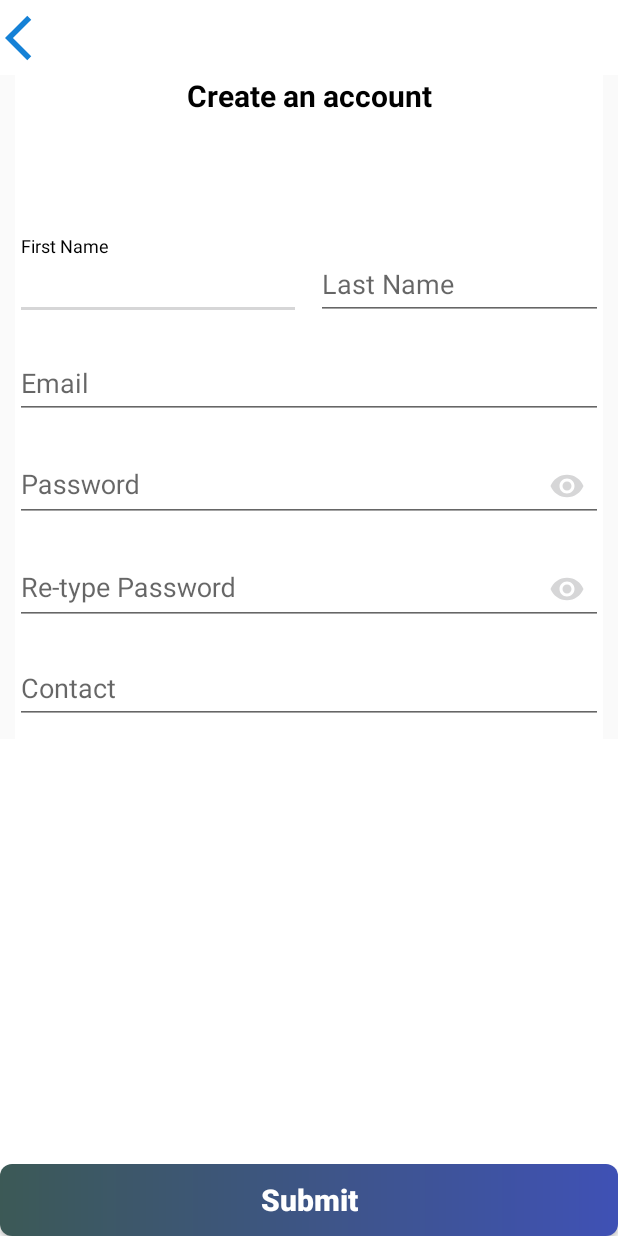
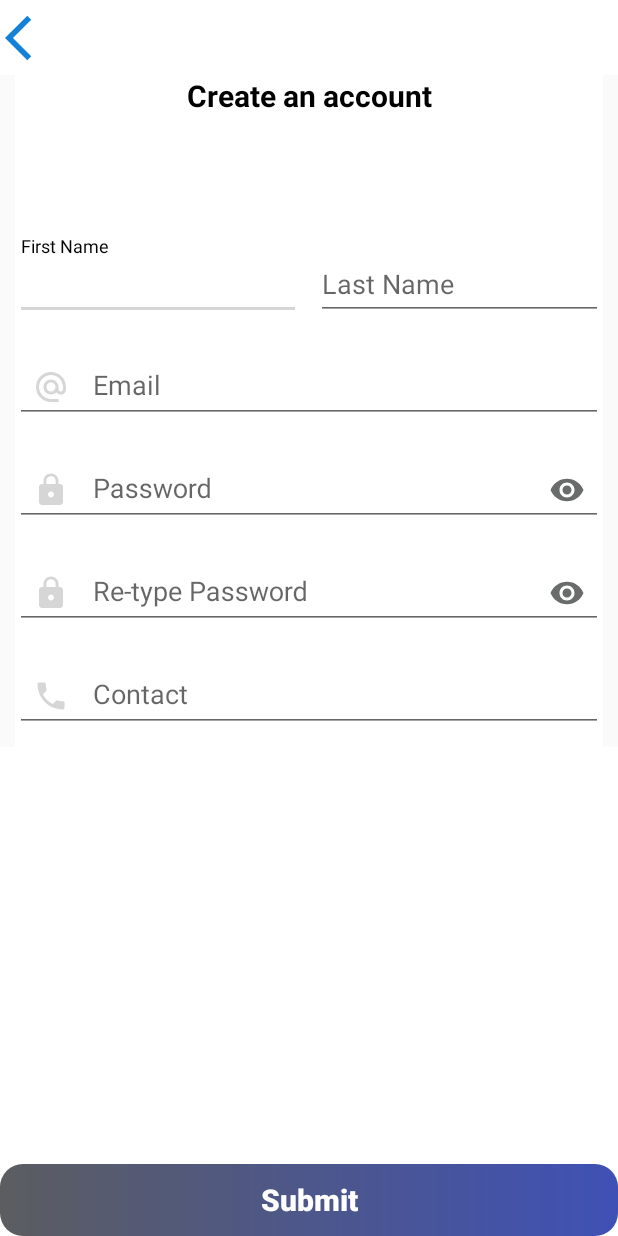
Before and after one commit to MizanurRemon/ChitChat, an Android app: the Registration screen opened directly, with no data from a screen before it, on a phone screen of 412 x 824 dp. Run offline under Robolectric (Android 15) with nearby library versions, the phone set to English and light mode, and no system bars; our stand-ins replace Firebase (no records; nobody signed in at launch, a user with empty details on screens opened directly); libraries missing offline, so code that uses them is left out: com.rengwuxian.materialedittext.

Commit message:
03 Nov 2020 update

```diff
--- a/app/build.gradle
+++ b/app/build.gradle
@@ -55,7 +55,7 @@ dependencies {
     implementation 'de.hdodenhof:circleimageview:3.1.0'
 
     //noinspection GradleCompatible
-    implementation 'com.android.support:design:28.0.0'
+    implementation 'com.android.support:design:28.0.0-alpha1'
 
 
 }
--- a/app/src/main/res/drawable/buttondesign.xml
+++ b/app/src/main/res/drawable/buttondesign.xml
@@ -1,9 +1,10 @@
 <?xml version="1.0" encoding="utf-8"?>
 <shape xmlns:android="http://schemas.android.com/apk/res/android"
     android:shape="rectangle">
-    <corners android:radius="8dp"/>
-    <gradient android:startColor="#3C5956"
+    <corners android:radius="15dp" />
+    <gradient
+        android:angle="0"
         android:endColor="#3F51B5"
-        android:angle="0"/>
+        android:startColor="#5B5D60" />
 
 </shape>
--- /dev/null
+++ b/app/src/main/res/drawable/lockicon.xml
@@ -0,0 +1,10 @@
+<vector xmlns:android="http://schemas.android.com/apk/res/android"
+    android:width="24dp"
+    android:height="24dp"
+    android:tint="#2E2E2E"
+    android:viewportWidth="24"
+    android:viewportHeight="24">
+    <path
+        android:fillColor="@android:color/white"
+        android:pathData="M18,8h-1L17,6c0,-2.76 -2.24,-5 -5,-5S7,3.24 7,6v2L6,8c-1.1,0 -2,0.9 -2,2v10c0,1.1 0.9,2 2,2h12c1.1,0 2,-0.9 2,-2L20,10c0,-1.1 -0.9,-2 -2,-2zM12,17c-1.1,0 -2,-0.9 -2,-2s0.9,-2 2,-2 2,0.9 2,2 -0.9,2 -2,2zM15.1,8L8.9,8L8.9,6c0,-1.71 1.39,-3.1 3.1,-3.1 1.71,0 3.1,1.39 3.1,3.1v2z" />
+</vector>
--- /dev/null
+++ b/app/src/main/res/drawable/mailicon.xml
@@ -0,0 +1,10 @@
+<vector xmlns:android="http://schemas.android.com/apk/res/android"
+    android:width="24dp"
+    android:height="24dp"
+    android:tint="#2E2E2E"
+    android:viewportWidth="24"
+    android:viewportHeight="24">
+    <path
+        android:fillColor="@android:color/white"
+        android:pathData="M12,2C6.48,2 2,6.48 2,12s4.48,10 10,10h5v-2h-5c-4.34,0 -8,-3.66 -8,-8s3.66,-8 8,-8 8,3.66 8,8v1.43c0,0.79 -0.71,1.57 -1.5,1.57s-1.5,-0.78 -1.5,-1.57L17,12c0,-2.76 -2.24,-5 -5,-5s-5,2.24 -5,5 2.24,5 5,5c1.38,0 2.64,-0.56 3.54,-1.47 0.65,0.89 1.77,1.47 2.96,1.47 1.97,0 3.5,-1.6 3.5,-3.57L22,12c0,-5.52 -4.48,-10 -10,-10zM12,15c-1.66,0 -3,-1.34 -3,-3s1.34,-3 3,-3 3,1.34 3,3 -1.34,3 -3,3z" />
+</vector>
--- /dev/null
+++ b/app/src/main/res/drawable/phoneicon.xml
@@ -0,0 +1,10 @@
+<vector xmlns:android="http://schemas.android.com/apk/res/android"
+    android:width="24dp"
+    android:height="24dp"
+    android:tint="#2E2E2E"
+    android:viewportWidth="24"
+    android:viewportHeight="24">
+    <path
+        android:fillColor="@android:color/white"
+        android:pathData="M6.62,10.79c1.44,2.83 3.76,5.14 6.59,6.59l2.2,-2.2c0.27,-0.27 0.67,-0.36 1.02,-0.24 1.12,0.37 2.33,0.57 3.57,0.57 0.55,0 1,0.45 1,1V20c0,0.55 -0.45,1 -1,1 -9.39,0 -17,-7.61 -17,-17 0,-0.55 0.45,-1 1,-1h3.5c0.55,0 1,0.45 1,1 0,1.25 0.2,2.45 0.57,3.57 0.11,0.35 0.03,0.74 -0.25,1.02l-2.2,2.2z" />
+</vector>
--- a/app/src/main/res/layout/activity_login.xml
+++ b/app/src/main/res/layout/activity_login.xml
@@ -14,7 +14,7 @@
     <ImageView
         android:id="@+id/layout"
         android:layout_width="match_parent"
-        android:layout_height="150dp"
+        android:layout_height="120dp"
         android:src="@drawable/message_logo"
         android:layout_marginBottom="20dp"
         android:layout_marginTop="80dp"/>
@@ -26,8 +26,10 @@
         android:layout_below="@id/layout"
         android:layout_marginBottom="10dp"
         android:hint="Email"
+        app:endIconTint="#6A6C6C"
+        app:startIconDrawable="@drawable/mailicon"
         app:endIconMode="clear_text"
-        app:endIconTint="@color/colorAccent"
+        app:startIconTint="@color/colorPrimaryDark"
         app:hintTextColor="#000000">
 
         <com.google.android.material.textfield.TextInputEditText
@@ -45,10 +47,11 @@
         android:layout_height="wrap_content"
         android:layout_below="@id/layout1"
         android:layout_marginBottom="10dp"
-        android:gravity="center_horizontal"
         android:hint="Password"
+        app:endIconTint="#6A6C6C"
+        app:startIconDrawable="@drawable/lockicon"
         app:endIconMode="password_toggle"
-        app:endIconTint="@color/colorAccent"
+        app:startIconTint="@color/colorPrimaryDark"
         app:hintTextColor="#000000">
 
         <com.google.android.material.textfield.TextInputEditText
@@ -56,7 +59,7 @@
             android:layout_width="match_parent"
             android:layout_height="wrap_content"
             android:inputType="textPassword"
-            android:textColor="#000000"/>
+            android:textColor="#000000" />
 
     </com.google.android.material.textfield.TextInputLayout>
     <LinearLayout
@@ -87,7 +90,7 @@
         android:layout_marginBottom="10dp">
         <Button
             android:id="@+id/loginbuttonID"
-            android:layout_width="wrap_content"
+            android:layout_width="match_parent"
             android:layout_height="wrap_content"
             android:background="@drawable/buttondesign"
             android:text="@string/login"
@@ -102,13 +105,13 @@
         android:layout_height="wrap_content"
         android:layout_below="@id/layout4"
         android:background="#FFFFFF"
-        android:gravity="center"
+        android:gravity="center|bottom"
         android:orientation="horizontal">
 
         <TextView
             android:layout_width="wrap_content"
             android:layout_height="wrap_content"
-            android:layout_marginRight="10dp"
+            android:layout_marginRight="5dp"
             android:text="Don't have an account?"
             android:textColor="#000000" />
 
@@ -120,7 +123,7 @@
             android:focusable="true"
             android:text="Register"
             android:textColor="#DA0303"
-            android:textSize="18sp"
+            android:textSize="15sp"
             android:textStyle="bold" />
 
     </LinearLayout>
--- a/app/src/main/res/layout/activity_registration.xml
+++ b/app/src/main/res/layout/activity_registration.xml
@@ -56,7 +56,7 @@
                 android:layout_weight="1"
                 android:layout_marginRight="10dp"
                 app:endIconMode="clear_text"
-                app:endIconTint="@color/colorAccent"
+                app:endIconTint="#6A6C6C"
                 app:hintTextColor="#000000">
 
                 <com.google.android.material.textfield.TextInputEditText
@@ -75,7 +75,7 @@
                 android:hint="Last Name"
                 android:layout_weight="1"
                 app:endIconMode="clear_text"
-                app:endIconTint="@color/colorAccent"
+                app:endIconTint="#6A6C6C"
                 app:hintTextColor="#000000">
 
                 <com.google.android.material.textfield.TextInputEditText
@@ -94,15 +94,18 @@
             android:layout_height="wrap_content"
             android:hint="Email"
             android:layout_marginBottom="10dp"
+            app:endIconTint="#6A6C6C"
+            app:startIconDrawable="@drawable/mailicon"
             app:endIconMode="clear_text"
-            app:endIconTint="@color/colorAccent"
+            app:startIconTint="@color/colorPrimaryDark"
             app:hintTextColor="#000000">
+
             <com.google.android.material.textfield.TextInputEditText
                 android:id="@+id/register_emailID"
                 android:layout_width="match_parent"
                 android:layout_height="wrap_content"
                 android:inputType="textEmailAddress"
-                android:textColor="#000000"/>
+                android:textColor="#000000" />
 
         </com.google.android.material.textfield.TextInputLayout>
 
@@ -111,16 +114,19 @@
             android:layout_height="wrap_content"
             android:hint="Password"
             android:layout_marginBottom="10dp"
+            app:endIconTint="#6A6C6C"
+            app:startIconDrawable="@drawable/lockicon"
             app:endIconMode="password_toggle"
-            app:endIconTint="@color/colorAccent"
+            app:startIconTint="@color/colorPrimaryDark"
             app:hintTextColor="#000000"
             android:gravity="center_horizontal">
+
             <com.google.android.material.textfield.TextInputEditText
                 android:id="@+id/register_pass_ID"
                 android:layout_width="match_parent"
                 android:layout_height="wrap_content"
                 android:inputType="textPassword"
-                android:textColor="#000000"/>
+                android:textColor="#000000" />
 
         </com.google.android.material.textfield.TextInputLayout>
 
@@ -129,16 +135,19 @@
             android:layout_height="wrap_content"
             android:hint="Re-type Password"
             android:layout_marginBottom="10dp"
+            app:endIconTint="#6A6C6C"
+            app:startIconDrawable="@drawable/lockicon"
             app:endIconMode="password_toggle"
-            app:endIconTint="@color/colorAccent"
+            app:startIconTint="@color/colorPrimaryDark"
             app:hintTextColor="#000000"
             android:gravity="center_horizontal">
+
             <com.google.android.material.textfield.TextInputEditText
                 android:id="@+id/register_repass_ID"
                 android:layout_width="match_parent"
                 android:layout_height="wrap_content"
                 android:inputType="textPassword"
-                android:textColor="#000000"/>
+                android:textColor="#000000" />
 
         </com.google.android.material.textfield.TextInputLayout>
 
@@ -147,15 +156,18 @@
             android:layout_height="wrap_content"
             android:hint="Contact"
             android:layout_marginBottom="10dp"
-            app:endIconTint="@color/colorAccent"
+            app:endIconTint="#6A6C6C"
+            app:startIconDrawable="@drawable/phoneicon"
+            app:startIconTint="@color/colorPrimaryDark"
             app:hintTextColor="#000000"
             android:gravity="center_horizontal">
+
             <com.google.android.material.textfield.TextInputEditText
                 android:id="@+id/contactID"
                 android:layout_width="match_parent"
                 android:layout_height="wrap_content"
                 android:inputType="number"
-                android:textColor="#000000"/>
+                android:textColor="#000000" />
 
         </com.google.android.material.textfield.TextInputLayout>
 
```
